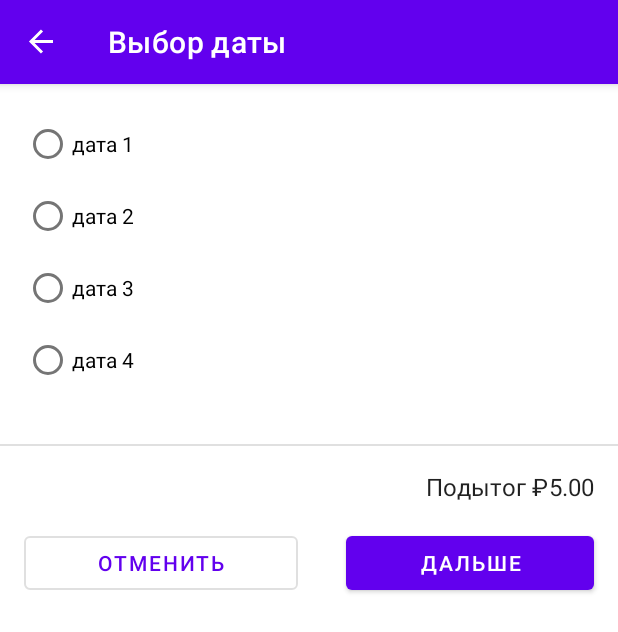
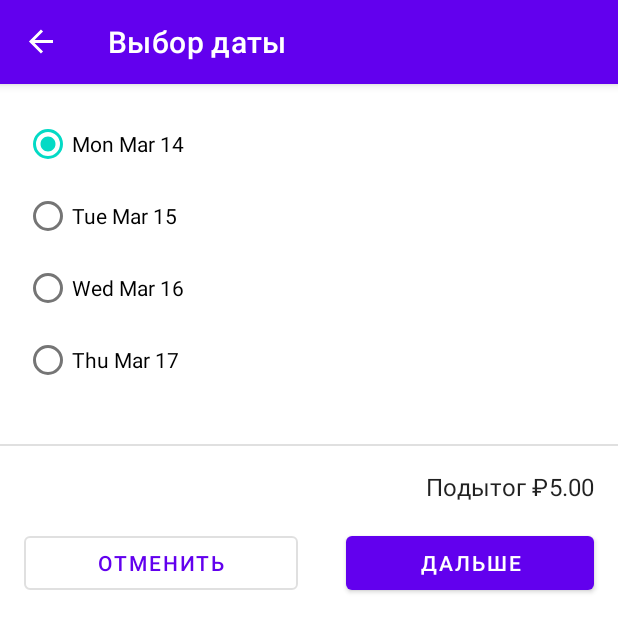
Before and after one commit to Maxmarra/GBCourse_3_Cupcake_my_version, an Android app: the PickupFragment screen opened through its navigation route, on a phone screen of 412 x 824 dp. Shown: the top 632 px of the screen. Run offline under Robolectric (Android 15) with nearby library versions, the phone set to English and light mode, and no system bars; our stand-ins replace data binding, navigation-ui.

Commit message:
shared viewModel 3

```diff
--- a/app/src/main/java/com/example/cupcake1/model/OrderViewModel.kt
+++ b/app/src/main/java/com/example/cupcake1/model/OrderViewModel.kt
@@ -3,20 +3,28 @@ package com.example.cupcake1.model
 import androidx.lifecycle.LiveData
 import androidx.lifecycle.MutableLiveData
 import androidx.lifecycle.ViewModel
+import java.text.SimpleDateFormat
+import java.util.*
 
 class OrderViewModel : ViewModel() {
 
-    private val _quantity = MutableLiveData<Int>(0)
+    private val _quantity = MutableLiveData<Int>()
     val quantity: LiveData<Int> = _quantity
 
-    private val _flavor = MutableLiveData<String>("")
+    private val _flavor = MutableLiveData<String>()
     val flavor: LiveData<String> = _flavor
 
-    private val _date = MutableLiveData<String>("")
+    private val _date = MutableLiveData<String>()
     val date: LiveData<String> = _date
 
-    private val _price = MutableLiveData<Double>(0.0)
+    private val _price = MutableLiveData<Double>()
     val price: LiveData<Double> = _price
+
+    val dateOptions = getPickupOptions()
+
+    init {
+        resetOrder()
+    }
 
     fun setQuantity(numberCupcakes: Int) {
         _quantity.value = numberCupcakes
@@ -33,4 +41,27 @@ class OrderViewModel : ViewModel() {
     fun hasNoFlavorSet(): Boolean {
         return _flavor.value.isNullOrEmpty()
     }
+
+
+    private fun getPickupOptions(): List<String> {
+        val options = mutableListOf<String>()
+
+        val formatter = SimpleDateFormat("E MMM d", Locale.getDefault())
+        //This variable will contain the current date and time
+        val calendar = Calendar.getInstance()
+
+        repeat(4) {
+            options.add(formatter.format(calendar.time))
+            //increment the calendar by 1 day
+            calendar.add(Calendar.DATE, 1)
+        }
+        return options
+    }
+
+    fun resetOrder() {
+        _quantity.value = 0
+        _flavor.value = ""
+        _date.value = dateOptions[0]
+        _price.value = 0.0
+    }
 }
--- a/app/src/main/res/layout/fragment_pickup.xml
+++ b/app/src/main/res/layout/fragment_pickup.xml
@@ -30,25 +30,33 @@
                     android:id="@+id/option0"
                     android:layout_width="match_parent"
                     android:layout_height="wrap_content"
-                    android:text="дата 1" />
+                    android:text="@{viewModel.dateOptions[0]}"
+                    android:onClick="@{() -> viewModel.setDate(viewModel.dateOptions[0])}"
+                    android:checked="@{viewModel.date.equals(viewModel.dateOptions[0])}"/>
 
                 <RadioButton
                     android:id="@+id/option1"
                     android:layout_width="match_parent"
                     android:layout_height="wrap_content"
-                    android:text="дата 2" />
+                    android:text="@{viewModel.dateOptions[1]}"
+                    android:onClick="@{() -> viewModel.setDate(viewModel.dateOptions[1])}"
+                    android:checked="@{viewModel.date.equals(viewModel.dateOptions[1])}"/>
 
                 <RadioButton
                     android:id="@+id/option2"
                     android:layout_width="match_parent"
                     android:layout_height="wrap_content"
-                    android:text="дата 3" />
+                    android:text="@{viewModel.dateOptions[2]}"
+                    android:onClick="@{() -> viewModel.setDate(viewModel.dateOptions[2])}"
+                    android:checked="@{viewModel.date.equals(viewModel.dateOptions[2])}"/>
 
                 <RadioButton
                     android:id="@+id/option3"
                     android:layout_width="match_parent"
                     android:layout_height="wrap_content"
-                    android:text="дата 4" />
+                    android:text="@{viewModel.dateOptions[3]}"
+                    android:onClick="@{() -> viewModel.setDate(viewModel.dateOptions[3])}"
+                    android:checked="@{viewModel.date.equals(viewModel.dateOptions[3])}"/>
 
 
             </RadioGroup>
--- a/app/src/main/res/layout/fragment_summary.xml
+++ b/app/src/main/res/layout/fragment_summary.xml
@@ -43,7 +43,7 @@
                     android:layout_width="wrap_content"
                     android:layout_height="wrap_content"
                     android:layout_marginTop="@dimen/order_summary_margin"
-                    tools:text="6 cupcakes" />
+                   android:text="@{viewModel.quantity.toString()}" />
 
                 <View
                     android:id="@+id/divider1"
@@ -66,7 +66,7 @@
                     android:layout_width="wrap_content"
                     android:layout_height="wrap_content"
                     android:layout_marginTop="@dimen/order_summary_margin"
-                    tools:text="Chocolate" />
+                    android:text="@{viewModel.flavor}" />
 
                 <View
                     android:id="@+id/divider2"
@@ -89,7 +89,7 @@
                     android:layout_width="wrap_content"
                     android:layout_height="wrap_content"
                     android:layout_marginTop="@dimen/order_summary_margin"
-                    tools:text="Sunday" />
+                    android:text="@{viewModel.date}" />
 
                 <View
                     android:id="@+id/divider3"
```
